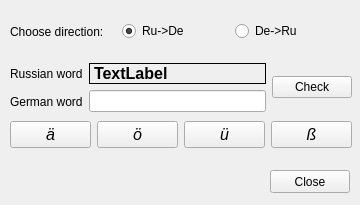
Old version of the form studywindow.ui in the repository lelika1/disturber.
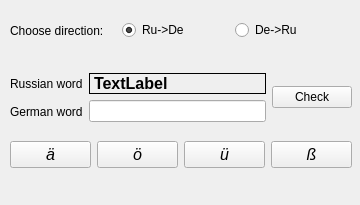
New version of the form.

What changed in the file:
```diff
--- a/studywindow.ui
+++ b/studywindow.ui
@@ -37,29 +37,13 @@
   <property name="windowTitle">
    <string>Study window</string>
   </property>
-  <widget class="QPushButton" name="closeButton">
-   <property name="enabled">
-    <bool>true</bool>
-   </property>
-   <property name="geometry">
-    <rect>
-     <x>270</x>
-     <y>170</y>
-     <width>80</width>
-     <height>23</height>
-    </rect>
-   </property>
-   <property name="text">
-    <string>Close</string>
-   </property>
-  </widget>
   <widget class="QWidget" name="layoutWidget">
    <property name="geometry">
     <rect>
      <x>10</x>
      <y>20</y>
      <width>331</width>
-     <height>23</height>
+     <height>21</height>
     </rect>
    </property>
    <layout class="QHBoxLayout" name="horizontalLayout_3">
@@ -95,7 +79,7 @@
      <x>10</x>
      <y>60</y>
      <width>342</width>
-     <height>93</height>
+     <height>121</height>
     </rect>
    </property>
    <layout class="QVBoxLayout" name="verticalLayout_3">
```
Left out of the diff: 3 changed lines with no effect on the pictures.
